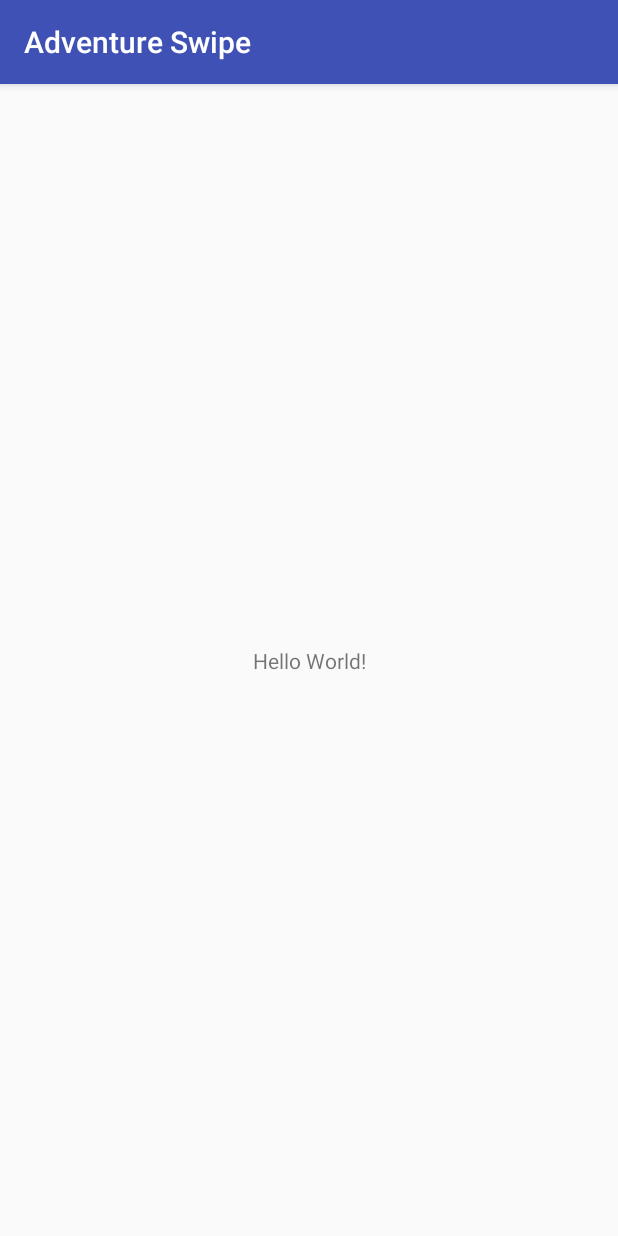
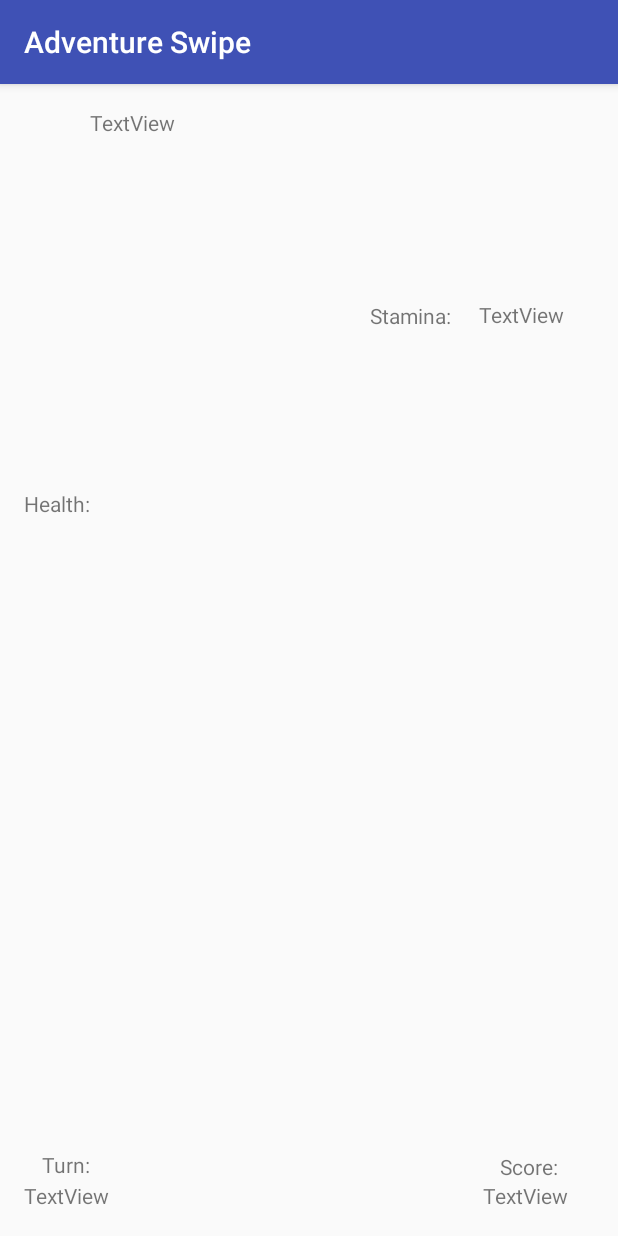
Before and after one commit to BKertesz/AdventureSwipe, an Android app: the screen it shows after launch (MainActivity), on a phone screen of 412 x 824 dp. Run offline under Robolectric (Android 15) with nearby library versions, the phone set to English and light mode, and no system bars.

```diff
--- a/app/src/main/java/com/codeclan/balazskertesz/adventureswipe/Creature.java
+++ b/app/src/main/java/com/codeclan/balazskertesz/adventureswipe/Creature.java
@@ -52,4 +52,8 @@ public class Creature implements IDamagable {
         int createNumber = random.nextInt(CreatureType.values().length);
         return randomCreatureType = CreatureType.values()[createNumber];
     }
+
+    public void attack(IDamagable target){
+        target.changeHealth(damage);
+    }
 }
--- a/app/src/main/java/com/codeclan/balazskertesz/adventureswipe/MainActivity.java
+++ b/app/src/main/java/com/codeclan/balazskertesz/adventureswipe/MainActivity.java
@@ -2,12 +2,28 @@ package com.codeclan.balazskertesz.adventureswipe;
 
 import android.support.v7.app.AppCompatActivity;
 import android.os.Bundle;
+import android.text.method.Touch;
+import android.view.MotionEvent;
+import android.view.View;
 
 public class MainActivity extends AppCompatActivity {
+
+    Game game;
+    OnSwipeTouchListener touchSwipe;
 
     @Override
     protected void onCreate(Bundle savedInstanceState) {
         super.onCreate(savedInstanceState);
         setContentView(R.layout.activity_main);
+        game = new Game();
+        touchSwipe = new OnSwipeTouchListener(MainActivity.this);
+        System.out.println("Program started running!");
     }
+
+    public boolean onTouch(View v,MotionEvent event){
+        touchSwipe.onTouch(v,event);
+        return false;
+    }
+
+
 }
--- a/app/src/main/res/layout/activity_main.xml
+++ b/app/src/main/res/layout/activity_main.xml
@@ -7,12 +7,108 @@
     tools:context=".MainActivity">
 
     <TextView
+        android:id="@+id/textView1"
         android:layout_width="wrap_content"
         android:layout_height="wrap_content"
-        android:text="Hello World!"
+        android:layout_marginBottom="421dp"
+        android:layout_marginLeft="16dp"
+        android:layout_marginStart="16dp"
+        android:layout_marginTop="8dp"
+        android:text="Health:"
+        app:layout_constraintBottom_toTopOf="@+id/textView6"
+        app:layout_constraintEnd_toStartOf="@+id/textView2"
+        app:layout_constraintStart_toStartOf="parent"
+        app:layout_constraintTop_toTopOf="parent"
+        app:layout_constraintVertical_bias="1.0" />
+
+    <TextView
+        android:id="@+id/textView2"
+        android:layout_width="wrap_content"
+        android:layout_height="wrap_content"
+        android:layout_marginBottom="8dp"
+        android:layout_marginEnd="130dp"
+        android:layout_marginRight="130dp"
+        android:layout_marginTop="16dp"
+        android:text="TextView"
         app:layout_constraintBottom_toBottomOf="parent"
-        app:layout_constraintLeft_toLeftOf="parent"
-        app:layout_constraintRight_toRightOf="parent"
+        app:layout_constraintEnd_toStartOf="@+id/textView4"
+        app:layout_constraintStart_toEndOf="@+id/textView1"
+        app:layout_constraintTop_toTopOf="parent"
+        app:layout_constraintVertical_bias="0.0" />
+
+    <TextView
+        android:id="@+id/textView3"
+        android:layout_width="wrap_content"
+        android:layout_height="wrap_content"
+        android:layout_marginBottom="421dp"
+        android:layout_marginEnd="18dp"
+        android:layout_marginRight="18dp"
+        android:layout_marginTop="16dp"
+        android:text="TextView"
+        app:layout_constraintBottom_toTopOf="@+id/textView8"
+        app:layout_constraintEnd_toEndOf="parent"
+        app:layout_constraintStart_toEndOf="@+id/textView4"
         app:layout_constraintTop_toTopOf="parent" />
 
+    <TextView
+        android:id="@+id/textView4"
+        android:layout_width="wrap_content"
+        android:layout_height="wrap_content"
+        android:layout_marginBottom="476dp"
+        android:layout_marginLeft="130dp"
+        android:layout_marginStart="130dp"
+        android:layout_marginTop="16dp"
+        android:text="Stamina:"
+        app:layout_constraintBottom_toBottomOf="parent"
+        app:layout_constraintStart_toEndOf="@+id/textView2"
+        app:layout_constraintTop_toTopOf="parent" />
+
+    <TextView
+        android:id="@+id/turnAmount"
+        android:layout_width="wrap_content"
+        android:layout_height="wrap_content"
+        android:layout_marginBottom="17dp"
+        android:layout_marginLeft="16dp"
+        android:layout_marginStart="16dp"
+        android:text="TextView"
+        app:layout_constraintBottom_toBottomOf="parent"
+        app:layout_constraintStart_toStartOf="parent" />
+
+    <TextView
+        android:id="@+id/textView6"
+        android:layout_width="wrap_content"
+        android:layout_height="wrap_content"
+        android:layout_marginBottom="1dp"
+        android:layout_marginLeft="28dp"
+        android:layout_marginStart="28dp"
+        android:text="Turn:"
+        app:layout_constraintBottom_toTopOf="@+id/turnAmount"
+        app:layout_constraintStart_toStartOf="parent" />
+
+    <TextView
+        android:id="@+id/textView7"
+        android:layout_width="wrap_content"
+        android:layout_height="wrap_content"
+        android:layout_marginBottom="17dp"
+        android:layout_marginEnd="18dp"
+        android:layout_marginLeft="234dp"
+        android:layout_marginRight="18dp"
+        android:layout_marginStart="234dp"
+        android:text="TextView"
+        app:layout_constraintBottom_toBottomOf="parent"
+        app:layout_constraintEnd_toEndOf="parent"
+        app:layout_constraintStart_toEndOf="@+id/turnAmount" />
+
+    <TextView
+        android:id="@+id/textView8"
+        android:layout_width="wrap_content"
+        android:layout_height="wrap_content"
+        android:layout_marginEnd="26dp"
+        android:layout_marginLeft="258dp"
+        android:layout_marginRight="26dp"
+        android:layout_marginStart="258dp"
+        android:text="Score:"
+        app:layout_constraintBottom_toTopOf="@+id/textView7"
+        app:layout_constraintEnd_toEndOf="parent"
+        app:layout_constraintStart_toEndOf="@+id/textView6" />
 </android.support.constraint.ConstraintLayout>
```
Also changed, not shown: app/src/main/java/com/codeclan/balazskertesz/adventureswipe/OnSwipeTouchListener.java (added, +78 -0 lines), app/src/main/java/com/codeclan/balazskertesz/adventureswipe/Game.java (line endings or trailing spaces).
